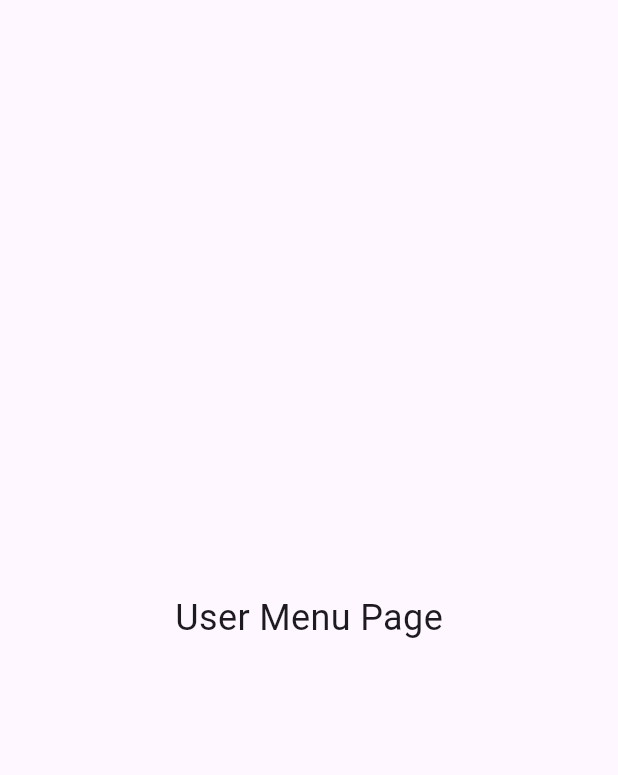
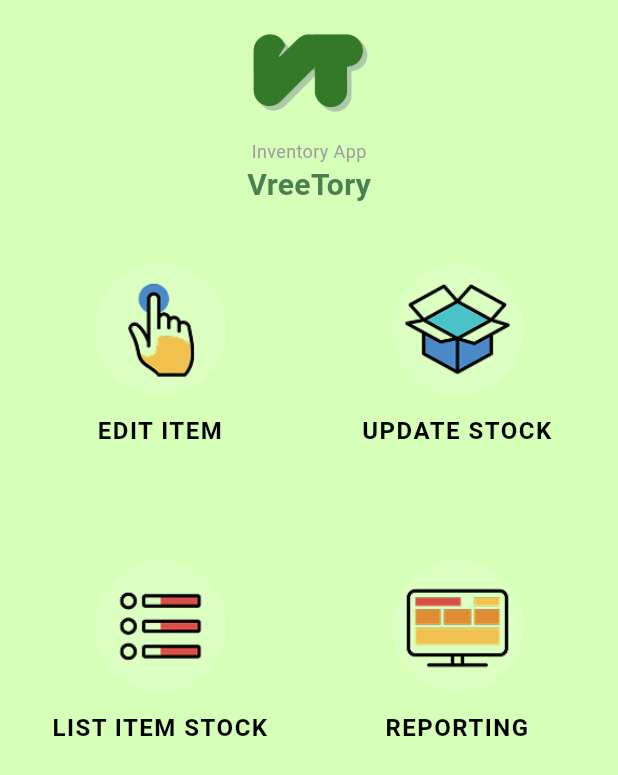
Before and after one commit to ignafransdstn/vreetory_app, a Flutter app: the UserMenuPage screen opened directly, on a phone screen of 412 x 824 dp. Shown: the top 775 px of the screen. Run offline on Flutter 3.47's test engine with Material 3 defaults, Android fonts, the phone set to English and light mode, and no system bars; our stand-ins replace cloud_firestore, firebase_auth, firebase_core, flutter_riverpod; accounts and stored records are empty.

Commit message:
commit: Update user and admin menu pages

```diff
--- a/lib/features/authentication/presentation/pages/user_menu_page.dart
+++ b/lib/features/authentication/presentation/pages/user_menu_page.dart
@@ -1,17 +1,150 @@
 import 'package:flutter/material.dart';
+import 'package:vreetory_app/features/inventory/presentation/pages/edit_item.dart';
+import 'package:vreetory_app/features/inventory/presentation/pages/list_item_stock.dart';
+import 'package:vreetory_app/features/inventory/presentation/pages/reporting.dart';
+import 'package:vreetory_app/features/inventory/presentation/pages/update_stock.dart';
 
 class UserMenuPage extends StatelessWidget {
   const UserMenuPage({super.key});
 
   @override
   Widget build(BuildContext context) {
-    return const Scaffold(
-      body: Center(
-        child: Text(
-          'User Menu Page',
-          style: TextStyle(fontSize: 24),
+    final menuItems = [
+      _MenuItem(
+        image: 'assets/images/asset5.png',
+        label: 'EDIT ITEM',
+        onTap: () => Navigator.push(
+          context,
+          MaterialPageRoute(builder: (_) => const EditItemPage()),
+        ),
+      ),
+      _MenuItem(
+        image: 'assets/images/asset7.png',
+        label: 'UPDATE STOCK',
+        onTap: () => Navigator.push(
+          context,
+          MaterialPageRoute(builder: (_) => const UpdateStockPage()),
+        ),
+      ),
+      _MenuItem(
+        image: 'assets/images/asset8.png',
+        label: 'LIST ITEM STOCK',
+        onTap: () => Navigator.push(
+          context,
+          MaterialPageRoute(builder: (_) => const ListItemStockPage()),
+        ),
+      ),
+      _MenuItem(
+        image: 'assets/images/asset9.png',
+        label: 'REPORTING',
+        onTap: () => Navigator.push(
+          context,
+          MaterialPageRoute(builder: (_) => const ReportingPage()),
+        ),
+      ),
+    ];
+
+    return Scaffold(
+      backgroundColor: const Color(0xFFD6FFB7),
+      body: SafeArea(
+        child: Column(
+          children: [
+            // Logo and App Name
+            Padding(
+              padding: const EdgeInsets.only(top: 8, bottom: 8),
+              child: Column(
+                children: [
+                  Image.asset(
+                    'assets/images/asset1.png',
+                    width: 80,
+                    height: 80,
+                  ),
+                  const SizedBox(height: 4),
+                  const Text(
+                    'Inventory App',
+                    style: TextStyle(color: Colors.grey, fontSize: 12),
+                  ),
+                  const Text(
+                    'VreeTory',
+                    style: TextStyle(
+                      fontWeight: FontWeight.bold,
+                      fontSize: 20,
+                      color: Color(0xFF4B7F52),
+                    ),
+                  ),
+                ],
+              ),
+            ),
+            // Menu Grid
+            Expanded(
+              child: GridView.count(
+                crossAxisCount: 2,
+                padding: const EdgeInsets.symmetric(horizontal: 24, vertical: 8),
+                mainAxisSpacing: 32,
+                crossAxisSpacing: 32,
+                children: menuItems.map((item) => _MenuButton(item: item)).toList(),
+              ),
+            ),
+          ],
         ),
       ),
     );
   }
 }
+
+class _MenuItem {
+  final String image;
+  final String label;
+  final VoidCallback onTap;
+
+  const _MenuItem({
+    required this.image,
+    required this.label,
+    required this.onTap,
+  });
+}
+
+class _MenuButton extends StatelessWidget {
+  final _MenuItem item;
+  const _MenuButton({required this.item});
+
+  @override
+  Widget build(BuildContext context) {
+    return InkWell(
+      onTap: item.onTap,
+      child: Column(
+        mainAxisAlignment: MainAxisAlignment.center,
+        children: [
+          Container(
+            width: 88,
+            height: 88,
+            decoration: BoxDecoration(
+              shape: BoxShape.circle,
+              color: Colors.white.withOpacity(0.15),
+            ),
+            child: Padding(
+              padding: const EdgeInsets.all(8.0),
+              child: Image.asset(
+                item.image,
+                fit: BoxFit.contain,
+                width: 64,
+                height: 64,
+              ),
+            ),
+          ),
+          const SizedBox(height: 12),
+          Text(
+            item.label,
+            style: const TextStyle(
+              fontSize: 16,
+              color: Colors.black,
+              fontWeight: FontWeight.bold,
+              letterSpacing: 1,
+            ),
+            textAlign: TextAlign.center,
+          ),
+        ],
+      ),
+    );
+  }
+}
--- a/pubspec.yaml
+++ b/pubspec.yaml
@@ -69,6 +69,12 @@ flutter:
     - assets/images/asset1.png
     - assets/images/asset2.png
     - assets/images/asset3.png
+    - assets/images/asset4.png
+    - assets/images/asset5.png
+    - assets/images/asset6.png
+    - assets/images/asset7.png
+    - assets/images/asset8.png
+    - assets/images/asset9.png
   #   - images/a_dot_ham.jpeg
 
   # An image asset can refer to one or more resolution-specific "variants", see
```
Also changed, not shown: lib/features/authentication/presentation/pages/admin_menu_page.dart (+24 -21 lines).
